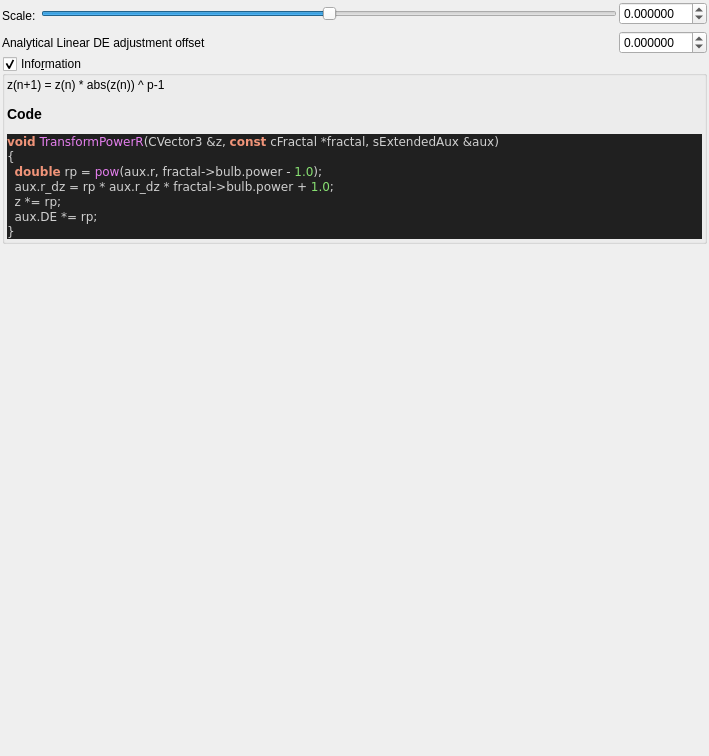
Before: the Qt Designer form mandelbulber2/qt_data/fractal_transf_rPow3.ui in buddhi1980/mandelbulber2, drawn with Qt 5.
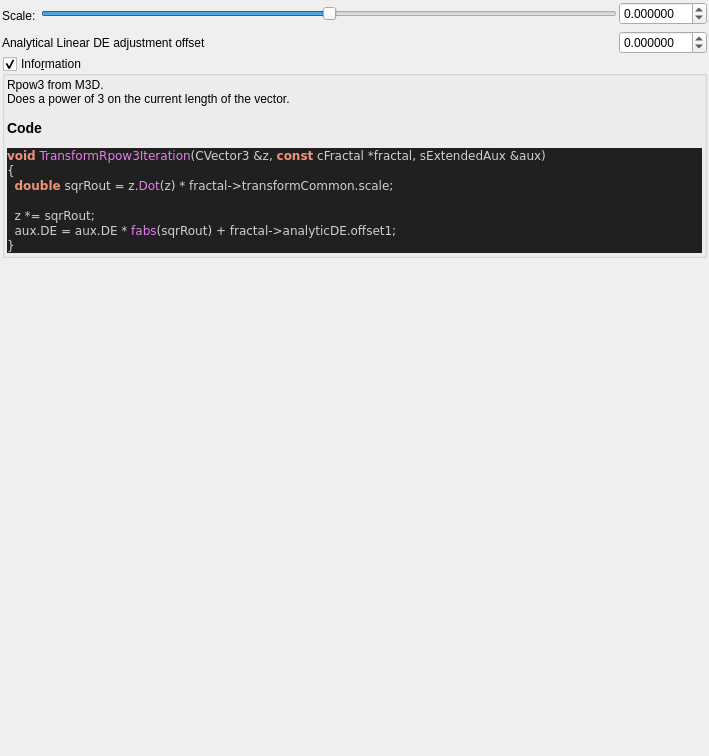
After: the same form once the commit is applied. Custom widgets are drawn as their Qt base class.

Patch:
```diff
--- a/mandelbulber2/qt_data/fractal_transf_rPow3.ui
+++ b/mandelbulber2/qt_data/fractal_transf_rPow3.ui
@@ -161,16 +161,16 @@
       <item>
        <widget class="QLabel" name="label_code_content">
         <property name="text">
-         <string>&lt;p&gt;z(n+1) = z(n) * abs(z(n)) ^ p-1&lt;/p&gt;&lt;table&gt;
+         <string>&lt;p&gt;Rpow3 from M3D.&lt;br&gt;Does a power of 3 on the current length of the  vector.&lt;/p&gt;&lt;table&gt;
 &lt;/table&gt;
 &lt;h3&gt;Code&lt;/h3&gt;
 &lt;body style=&quot;background-color:#202020&quot;&gt;
-&lt;pre style=&quot;color:#d0d0d0; background-color:#202020;  font-family:'Courier New',monospace;&quot;&gt;&lt;span style=&quot;color:#f09479; font-weight:bold&quot;&gt;void&lt;/span&gt; &lt;span style=&quot;color:#e47eed&quot;&gt;TransformPowerR&lt;/span&gt;&lt;span style=&quot;color:#d0d0d0&quot;&gt;(&lt;/span&gt;CVector3 &lt;span style=&quot;color:#d0d0d0&quot;&gt;&amp;amp;&lt;/span&gt;z&lt;span style=&quot;color:#d0d0d0&quot;&gt;,&lt;/span&gt; &lt;span style=&quot;color:#f09479; font-weight:bold&quot;&gt;const&lt;/span&gt; cFractal &lt;span style=&quot;color:#d0d0d0&quot;&gt;*&lt;/span&gt;fractal&lt;span style=&quot;color:#d0d0d0&quot;&gt;,&lt;/span&gt; sExtendedAux &lt;span style=&quot;color:#d0d0d0&quot;&gt;&amp;amp;&lt;/span&gt;aux&lt;span style=&quot;color:#d0d0d0&quot;&gt;)&lt;/span&gt;
+&lt;pre style=&quot;color:#d0d0d0; background-color:#202020;  font-family:'Courier New',monospace;&quot;&gt;&lt;span style=&quot;color:#f09479; font-weight:bold&quot;&gt;void&lt;/span&gt; &lt;span style=&quot;color:#e47eed&quot;&gt;TransformRpow3Iteration&lt;/span&gt;&lt;span style=&quot;color:#d0d0d0&quot;&gt;(&lt;/span&gt;CVector3 &lt;span style=&quot;color:#d0d0d0&quot;&gt;&amp;amp;&lt;/span&gt;z&lt;span style=&quot;color:#d0d0d0&quot;&gt;,&lt;/span&gt; &lt;span style=&quot;color:#f09479; font-weight:bold&quot;&gt;const&lt;/span&gt; cFractal &lt;span style=&quot;color:#d0d0d0&quot;&gt;*&lt;/span&gt;fractal&lt;span style=&quot;color:#d0d0d0&quot;&gt;,&lt;/span&gt; sExtendedAux &lt;span style=&quot;color:#d0d0d0&quot;&gt;&amp;amp;&lt;/span&gt;aux&lt;span style=&quot;color:#d0d0d0&quot;&gt;)&lt;/span&gt;
 &lt;span style=&quot;color:#d0d0d0&quot;&gt;{&lt;/span&gt;
-  &lt;span style=&quot;color:#f09479; font-weight:bold&quot;&gt;double&lt;/span&gt; rp &lt;span style=&quot;color:#d0d0d0&quot;&gt;=&lt;/span&gt; &lt;span style=&quot;color:#e47eed&quot;&gt;pow&lt;/span&gt;&lt;span style=&quot;color:#d0d0d0&quot;&gt;(&lt;/span&gt;aux&lt;span style=&quot;color:#d0d0d0&quot;&gt;.&lt;/span&gt;r&lt;span style=&quot;color:#d0d0d0&quot;&gt;,&lt;/span&gt; fractal&lt;span style=&quot;color:#d0d0d0&quot;&gt;-&amp;gt;&lt;/span&gt;bulb&lt;span style=&quot;color:#d0d0d0&quot;&gt;.&lt;/span&gt;power &lt;span style=&quot;color:#d0d0d0&quot;&gt;-&lt;/span&gt; &lt;span style=&quot;color:#87df71&quot;&gt;1.0&lt;/span&gt;&lt;span style=&quot;color:#d0d0d0&quot;&gt;);&lt;/span&gt;
-  aux&lt;span style=&quot;color:#d0d0d0&quot;&gt;.&lt;/span&gt;r_dz &lt;span style=&quot;color:#d0d0d0&quot;&gt;=&lt;/span&gt; rp &lt;span style=&quot;color:#d0d0d0&quot;&gt;*&lt;/span&gt; aux&lt;span style=&quot;color:#d0d0d0&quot;&gt;.&lt;/span&gt;r_dz &lt;span style=&quot;color:#d0d0d0&quot;&gt;*&lt;/span&gt; fractal&lt;span style=&quot;color:#d0d0d0&quot;&gt;-&amp;gt;&lt;/span&gt;bulb&lt;span style=&quot;color:#d0d0d0&quot;&gt;.&lt;/span&gt;power &lt;span style=&quot;color:#d0d0d0&quot;&gt;+&lt;/span&gt; &lt;span style=&quot;color:#87df71&quot;&gt;1.0&lt;/span&gt;&lt;span style=&quot;color:#d0d0d0&quot;&gt;;&lt;/span&gt;
-  z &lt;span style=&quot;color:#d0d0d0&quot;&gt;*=&lt;/span&gt; rp&lt;span style=&quot;color:#d0d0d0&quot;&gt;;&lt;/span&gt;
-  aux&lt;span style=&quot;color:#d0d0d0&quot;&gt;.&lt;/span&gt;DE &lt;span style=&quot;color:#d0d0d0&quot;&gt;*=&lt;/span&gt; rp&lt;span style=&quot;color:#d0d0d0&quot;&gt;;&lt;/span&gt;
+  &lt;span style=&quot;color:#f09479; font-weight:bold&quot;&gt;double&lt;/span&gt; sqrRout &lt;span style=&quot;color:#d0d0d0&quot;&gt;=&lt;/span&gt; z&lt;span style=&quot;color:#d0d0d0&quot;&gt;.&lt;/span&gt;&lt;span style=&quot;color:#e47eed&quot;&gt;Dot&lt;/span&gt;&lt;span style=&quot;color:#d0d0d0&quot;&gt;(&lt;/span&gt;z&lt;span style=&quot;color:#d0d0d0&quot;&gt;) *&lt;/span&gt; fractal&lt;span style=&quot;color:#d0d0d0&quot;&gt;-&amp;gt;&lt;/span&gt;transformCommon&lt;span style=&quot;color:#d0d0d0&quot;&gt;.&lt;/span&gt;scale&lt;span style=&quot;color:#d0d0d0&quot;&gt;;&lt;/span&gt;
+
+  z &lt;span style=&quot;color:#d0d0d0&quot;&gt;*=&lt;/span&gt; sqrRout&lt;span style=&quot;color:#d0d0d0&quot;&gt;;&lt;/span&gt;
+  aux&lt;span style=&quot;color:#d0d0d0&quot;&gt;.&lt;/span&gt;DE &lt;span style=&quot;color:#d0d0d0&quot;&gt;=&lt;/span&gt; aux&lt;span style=&quot;color:#d0d0d0&quot;&gt;.&lt;/span&gt;DE &lt;span style=&quot;color:#d0d0d0&quot;&gt;*&lt;/span&gt; &lt;span style=&quot;color:#e47eed&quot;&gt;fabs&lt;/span&gt;&lt;span style=&quot;color:#d0d0d0&quot;&gt;(&lt;/span&gt;sqrRout&lt;span style=&quot;color:#d0d0d0&quot;&gt;) +&lt;/span&gt; fractal&lt;span style=&quot;color:#d0d0d0&quot;&gt;-&amp;gt;&lt;/span&gt;analyticDE&lt;span style=&quot;color:#d0d0d0&quot;&gt;.&lt;/span&gt;offset1&lt;span style=&quot;color:#d0d0d0&quot;&gt;;&lt;/span&gt;
 &lt;span style=&quot;color:#d0d0d0&quot;&gt;}&lt;/span&gt;
 &lt;/pre&gt;
 &lt;/body&gt;</string>
```
